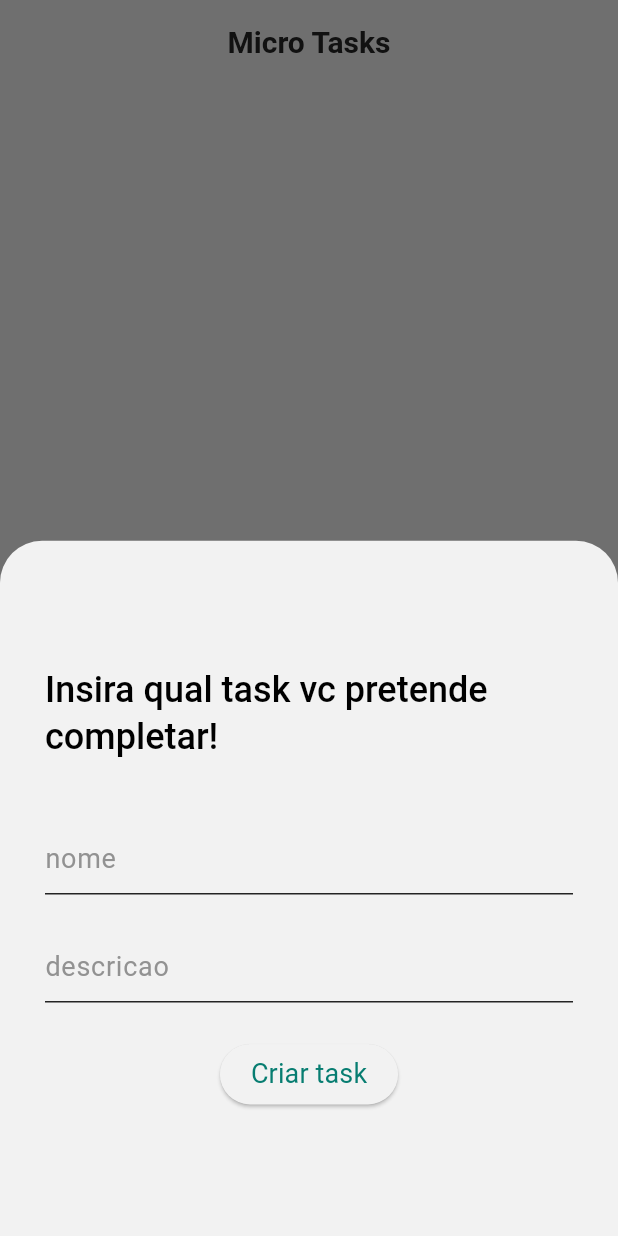
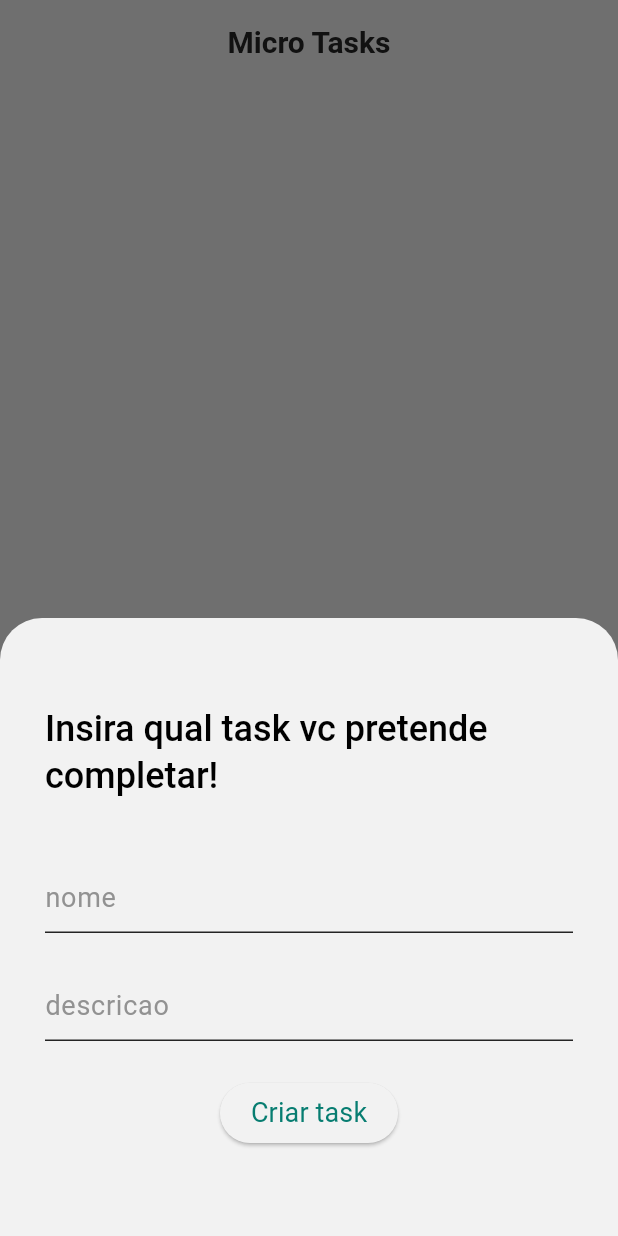
Before and after one commit to VitorMours/MicroTask, a Flutter app: the HomePage screen opened by its route, after a tap on the "add" icon, on a phone screen of 412 x 824 dp. Run offline on Flutter 3.47's test engine with Material 3 defaults, Android fonts, the phone set to English and light mode, and no system bars; our stand-ins replace drift, gap, google_fonts, nested, supabase_flutter; accounts and stored records are empty.

```diff
--- a/lib/ui/features/home/viewmodel/home_viewmodel.dart
+++ b/lib/ui/features/home/viewmodel/home_viewmodel.dart
@@ -14,6 +14,7 @@ class HomeViewModel extends ChangeNotifier {
   TextEditingController taskDescriptionController = TextEditingController();
   int _taskQuantity = 0;
   List _taskList = [];
+  bool _isLoading = true;
 
   HomeViewModel({required UserRepository userRepository})
     : _userRepository = userRepository;
@@ -23,6 +24,7 @@ class HomeViewModel extends ChangeNotifier {
   ValueNotifier<bool> get showBottomSheetNotifier => _showBottomSheetNotifier;
   int get taskQuantity => _taskQuantity;
   List get taskList => _taskList;
+  bool get isLoading => _isLoading;
 
   set taskQuantity(int quantity) {
     _taskQuantity = quantity;
@@ -40,11 +42,17 @@ class HomeViewModel extends ChangeNotifier {
     taskDescriptionController.text = text;
     notifyListeners();
   }
+  set isLoading(bool value){
+    _isLoading = value;
+    notifyListeners();
+  }
 
 
   Future<List> fetchTasks() async {
+    _isLoading = true;
     List tasks = await SupabaseTaskService.getTasks();
     taskList = tasks;
+    _isLoading = false;
     return tasks;
   }
 
--- a/lib/ui/features/home/widgets/home_screen.dart
+++ b/lib/ui/features/home/widgets/home_screen.dart
@@ -17,6 +17,7 @@ class HomePage extends StatefulWidget {
 class _HomePageState extends State<HomePage> {
   int? tableQuantity;
   var table;
+
   @override
   void initState() {
     super.initState();
@@ -25,23 +26,25 @@ class _HomePageState extends State<HomePage> {
     });
   }
 
-
-
-
   Future showBottomSheet(BuildContext dialogContext) {
-    final viewModelState = Provider.of<HomeViewModel>(context,listen: false);
-    print(viewModelState.taskList);
+    final viewModelState = Provider.of<HomeViewModel>(context, listen: false);
     return showModalBottomSheet(
+      isScrollControlled: true,
       context: dialogContext,
       builder: (BuildContext innerContext) {
         return Consumer<HomeViewModel>(
           builder: (context, viewModel, child) {
-            return Container(
+            return Padding(
+              padding: EdgeInsets.only(
+                bottom: MediaQuery.of(context).viewInsets.bottom,
+              ),
+              child: Container(
                 width: double.infinity,
-              height: MediaQuery.of(context).size.height,
+                height: MediaQuery.of(context).size.height / 2,
                 child: Padding(
                   padding: const EdgeInsets.symmetric(horizontal: 30),
                   child: Column(
+                    mainAxisSize: MainAxisSize.min,
                     mainAxisAlignment: MainAxisAlignment.center,
                     children: <Widget>[
                       Padding(
@@ -69,6 +72,7 @@ class _HomePageState extends State<HomePage> {
                     ],
                   ),
                 ),
+              ),
             );
           },
         );
@@ -83,9 +87,15 @@ class _HomePageState extends State<HomePage> {
       appBar: AppBar(title: Text("Micro Tasks"), centerTitle: true),
       body: Consumer<HomeViewModel>(
         builder: (context, viewModel, child) {
+          if (viewModel.isLoading) {
+            return Center(child: CircularProgressIndicator(strokeWidth: 2));
+          } else {
             return ListView.builder(
-            itemCount: viewModel.taskList.length,
+              itemCount: viewModel.taskList.length+1,
               itemBuilder: (BuildContext context, int index) {
+                if (index == viewModel.taskList.length) {
+                  return SizedBox(height: 40.0);
+                } else {
                   final task = viewModel.taskList[index];
                   final taskName = task["name"] ?? "";
                   final taskDescription = task["description"] ?? "";
@@ -94,7 +104,10 @@ class _HomePageState extends State<HomePage> {
                       leading: Icon(Icons.list),
                       title: Text(taskName),
                       subtitle: taskDescription.isNotEmpty
-                      ? Text(taskDescription, style: TextStyle(color:Colors.grey))
+                          ? Text(
+                              taskDescription,
+                              style: TextStyle(color: Colors.grey),
+                            )
                           : null,
                       trailing: Wrap(
                         children: [
@@ -102,8 +115,10 @@ class _HomePageState extends State<HomePage> {
                             side: BorderSide(color: Colors.black, width: 2),
                             value: viewModel.taskList[index]["conclusion"],
                             onChanged: (bool? value) {
-                          setState((){
-                            viewModel.toggleTaskConclusion(viewModel.taskList[index]["id"]);
+                              setState(() {
+                                viewModel.toggleTaskConclusion(
+                                  viewModel.taskList[index]["id"],
+                                );
                               });
                             },
                           ),
@@ -111,8 +126,10 @@ class _HomePageState extends State<HomePage> {
                       ),
                     ),
                   );
+                }
               },
             );
+          }
         },
       ),
       //       bottomNavigationBar: BottomNavigation()
```
Lines whose indentation alone changed are shown as unchanged.
